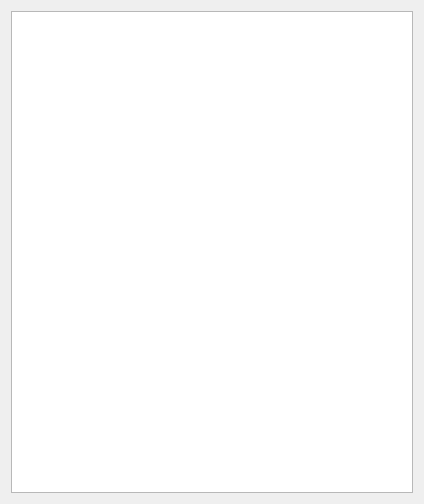
Old version of the form widget.ui in the repository anas16D/Flappy-Bird.
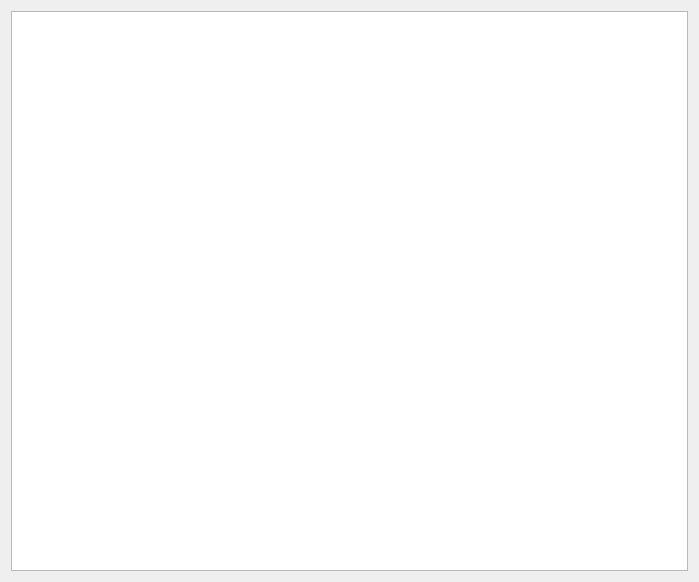
New version of the form.

What changed in the file:
```diff
--- a/widget.ui
+++ b/widget.ui
@@ -6,8 +6,8 @@
    <rect>
     <x>0</x>
     <y>0</y>
-    <width>424</width>
-    <height>504</height>
+    <width>699</width>
+    <height>582</height>
    </rect>
   </property>
   <property name="windowTitle">
@@ -15,7 +15,14 @@
   </property>
   <layout class="QVBoxLayout" name="verticalLayout">
    <item>
-    <widget class="QGraphicsView" name="graphicsView"/>
+    <widget class="QGraphicsView" name="graphicsView">
+     <property name="maximumSize">
+      <size>
+       <width>16777215</width>
+       <height>564</height>
+      </size>
+     </property>
+    </widget>
    </item>
   </layout>
  </widget>
```
